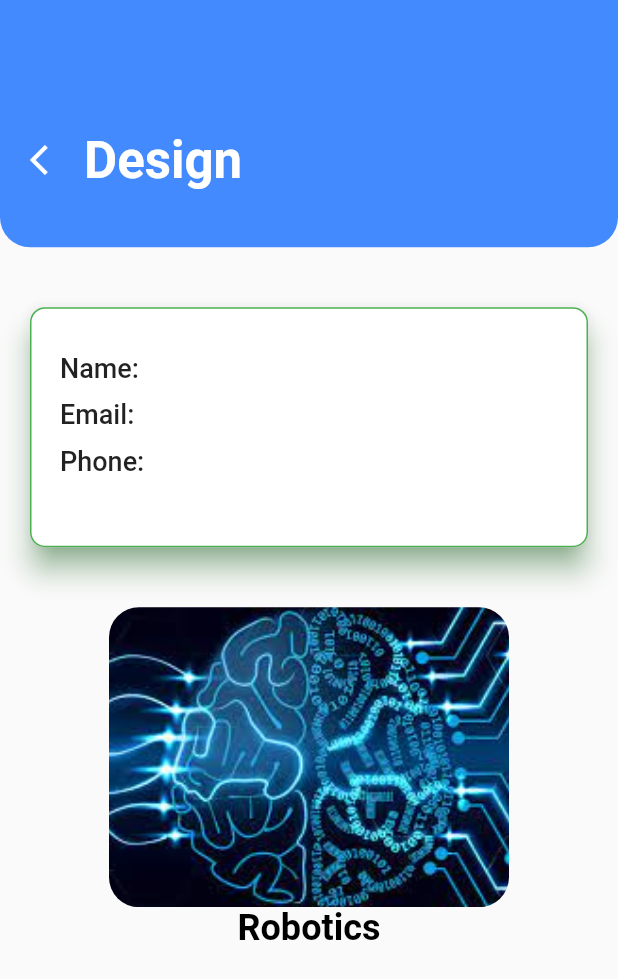
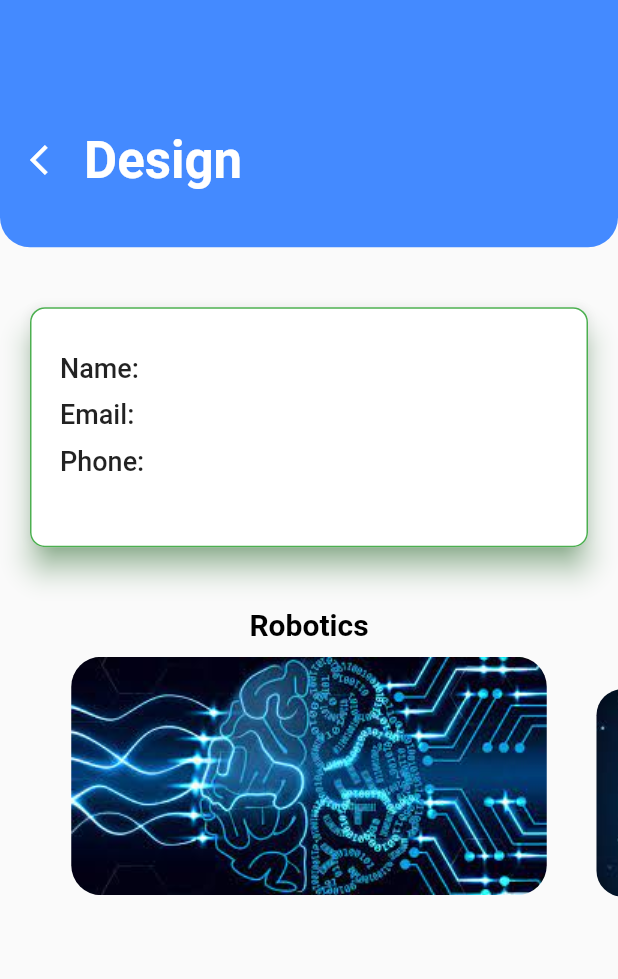
Before and after one commit to SnowJunior/Mockup, a Flutter app: the DesignPage screen opened directly, on a phone screen of 412 x 824 dp. Shown: the top 979 px of the screen. Run offline on Flutter 3.47's test engine with Material 2 defaults, Android fonts, the phone set to English and light mode, and no system bars; drawn by our look-alikes of carousel_slider; our stand-ins replace animated_splash_screen, curved_navigation_bar, flutter_svg, lottie; network calls fail.

Commit message:
design carousel slider images and add design changes on design page

```diff
--- a/lib/presentation/screens/design_screen.dart
+++ b/lib/presentation/screens/design_screen.dart
@@ -1,5 +1,8 @@
+import 'package:carousel_slider/carousel_slider.dart';
 import 'package:flutter/material.dart';
 import 'package:interapp/constants/color.dart';
+
+import '../../model/card.dart';
 
 class DesignPage extends StatelessWidget {
   // ignore: prefer_const_constructors_in_immutables
@@ -119,29 +122,48 @@ class DesignPage extends StatelessWidget {
 }
 
 Widget buildCard() {
-  return Column(
-    children: [
-      SizedBox(
-        height: 200,
-        child: AspectRatio(
-          aspectRatio: 4 / 3,
-          child: ClipRRect(
-            borderRadius: BorderRadius.circular(20),
-            child: Image.asset(
-              'assets/images/ht1.jpeg',
-              fit: BoxFit.cover,
+  return CarouselSlider.builder(
+    itemCount: items.length,
+    options: CarouselOptions(
+      height: 400,
+      aspectRatio: 16 / 9,
+      viewportFraction: 0.8,
+      initialPage: 0,
+      enableInfiniteScroll: true,
+      reverse: false,
+      autoPlay: true,
+      autoPlayInterval: const Duration(seconds: 3),
+      autoPlayAnimationDuration: const Duration(milliseconds: 800),
+      autoPlayCurve: Curves.fastOutSlowIn,
+      enlargeCenterPage: true,
+      scrollDirection: Axis.horizontal,
+    ),
+    itemBuilder: (BuildContext context, int index, int realIndex) {
+      var displayItem = items[index];
+      return SizedBox(
+        child: SizedBox(
+          height: 200,
+          child: Column(children: [
+            Text(
+              displayItem.title,
+              style: const TextStyle(
+                  fontSize: 20,
+                  fontWeight: FontWeight.w700,
+                  color: Colors.black),
             ),
-          ),
+            const SizedBox(
+              height: 10,
+            ),
+            ClipRRect(
+              child: Image.asset(
+                displayItem.assetImage,
+                fit: BoxFit.cover,
+              ),
+              borderRadius: BorderRadius.circular(20),
+            )
+          ]),
         ),
-      ),
-      const Text(
-        'Robotics',
-        style: TextStyle(
-          fontSize: 24,
-          fontWeight: FontWeight.bold,
-          color: Colors.black,
-        ),
-      ),
-    ],
+      );
+    },
   );
 }
```
